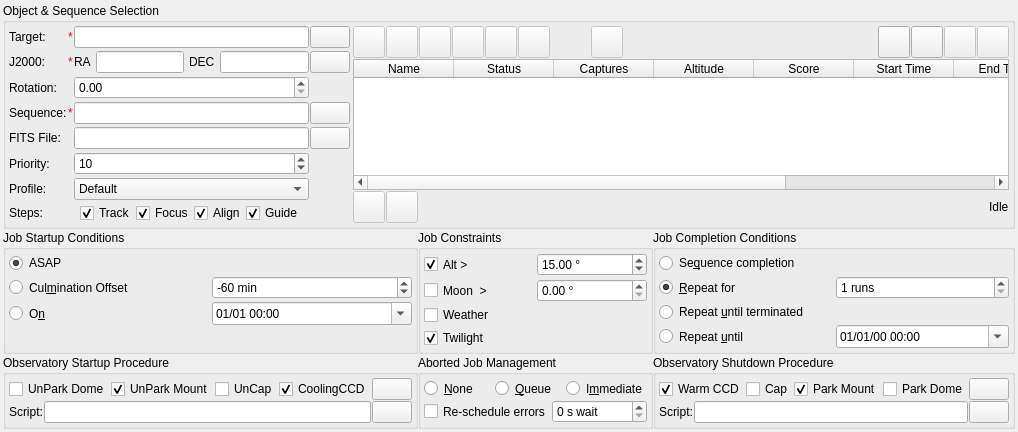
Above: kstars-astropi/kstars/ekos/scheduler/scheduler.ui from Andre87osx/AstroPi-system before the change. Below: the same form after it.
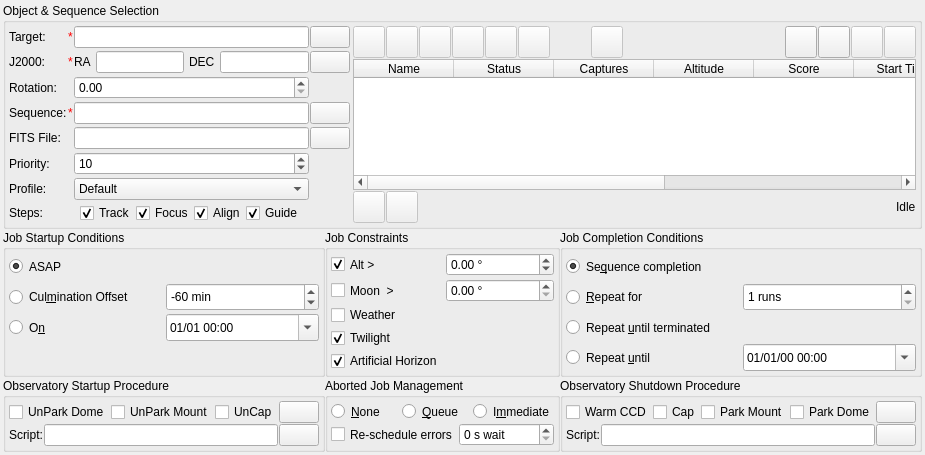
That is the form after the change. Icons and pictures are not drawn. Custom widgets are drawn as their Qt base class.

```diff
--- a/kstars-astropi/kstars/ekos/scheduler/scheduler.ui
+++ b/kstars-astropi/kstars/ekos/scheduler/scheduler.ui
@@ -1281,9 +1281,6 @@
             <property name="text">
              <string>&amp;Repeat for</string>
             </property>
-            <property name="checked">
-             <bool>true</bool>
-            </property>
             <attribute name="buttonGroup">
              <string notr="true">completionButtonGroup</string>
             </attribute>
@@ -1322,6 +1319,9 @@
             <property name="text">
              <string>Se&amp;quence completion</string>
             </property>
+            <property name="checked">
+             <bool>true</bool>
+            </property>
             <attribute name="buttonGroup">
              <string notr="true">completionButtonGroup</string>
             </attribute>
@@ -1633,9 +1633,6 @@
             <property name="maximum">
              <double>89.900000000000006</double>
             </property>
-            <property name="value">
-             <double>15.000000000000000</double>
-            </property>
            </widget>
           </item>
           <item row="2" column="0">
@@ -1698,6 +1695,28 @@
             </attribute>
            </widget>
           </item>
+          <item row="4" column="0">
+           <widget class="QCheckBox" name="artificialHorizonCheck">
+            <property name="sizePolicy">
+             <sizepolicy hsizetype="Preferred" vsizetype="Preferred">
+              <horstretch>0</horstretch>
+              <verstretch>0</verstretch>
+             </sizepolicy>
+            </property>
+            <property name="toolTip">
+             <string>&lt;html&gt;&lt;body&gt;&lt;p&gt;The artificial horizon restriction constrains the altitude of the target to be above the artificial horizon, if any are defined and enabled. See the artificial horizon item in the KStars Settings menu.&lt;/p&gt;&lt;/body&gt;&lt;/html&gt;</string>
+            </property>
+            <property name="text">
+             <string>Artificial Horizon</string>
+            </property>
+            <property name="checked">
+             <bool>true</bool>
+            </property>
+            <attribute name="buttonGroup">
+             <string notr="true">constraintButtonGroup</string>
+            </attribute>
+           </widget>
+          </item>
           <item row="2" column="1">
            <widget class="QLabel" name="weatherLabel">
             <property name="text">
@@ -1781,9 +1800,6 @@
             <attribute name="buttonGroup">
              <string notr="true">shutdownProcedureGroup</string>
             </attribute>
-            <property name="checked">
-             <bool>true</bool>
-            </property>
            </widget>
           </item>
           <item>
@@ -1825,9 +1841,6 @@
             <attribute name="buttonGroup">
              <string notr="true">shutdownProcedureGroup</string>
             </attribute>
-            <property name="checked">
-             <bool>true</bool>
-            </property>
            </widget>
           </item>
           <item>
@@ -2133,9 +2146,6 @@
             <attribute name="buttonGroup">
              <string notr="true">startupProcedureButtonGroup</string>
             </attribute>
-            <property name="checked">
-             <bool>true</bool>
-            </property>
            </widget>
           </item>
           <item>
@@ -2157,28 +2167,6 @@
             </attribute>
            </widget>
           </item>
-          <item>
-           <widget class="QCheckBox" name="coolingCCDCheck">
-            <property name="sizePolicy">
-             <sizepolicy hsizetype="Minimum" vsizetype="Preferred">
-              <horstretch>0</horstretch>
-              <verstretch>0</verstretch>
-             </sizepolicy>
-            </property>
-            <property name="toolTip">
-             <string>Start cooling CCD if enabled in CCD settings</string>
-            </property>
-            <property name="text">
-             <string>CoolingCCD</string>
-            </property>
-            <attribute name="buttonGroup">
-             <string notr="true">startupProcedureButtonGroup</string>
-            </attribute>
-            <property name="checked">
-             <bool>true</bool>
-            </property>
-           </widget>
-          </item>
           <item>
            <spacer name="horizontalSpacer_10">
             <property name="orientation">
```
